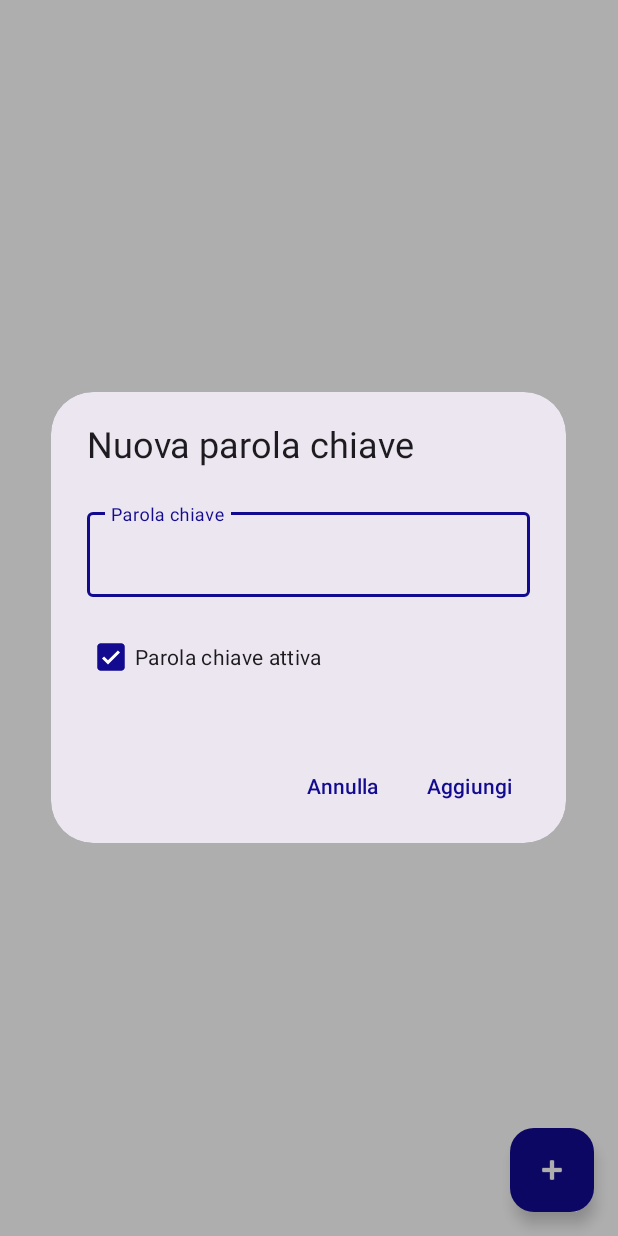
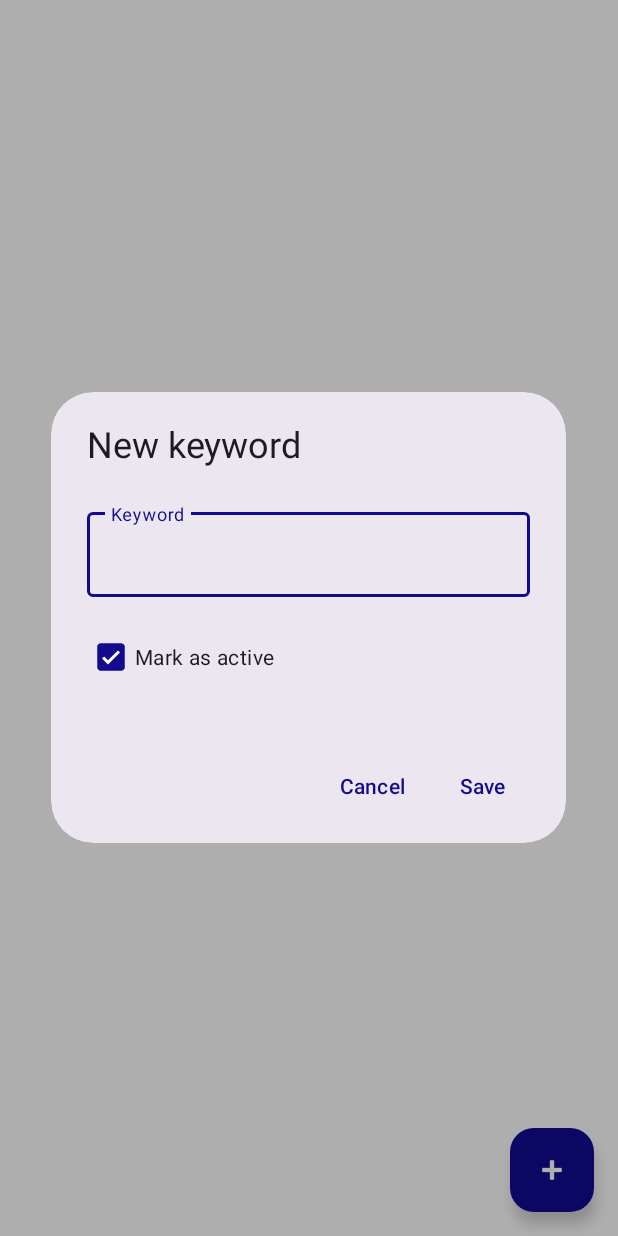
Before and after one commit to Tizzycek/Mi-casa-es-tu-casa, an Android app: the fragment ParoleChiaveFragment shown on its own in the app's theme, after a tap on "Aggiungi parola chiave", on a phone screen of 412 x 824 dp. Run offline under Robolectric (Android 15) with nearby library versions, the phone set to English and light mode, and no system bars; our stand-ins replace Firebase (no records; nobody signed in at launch, a user with empty details on screens opened directly).

Commit message:
Bug parole chiave aggiustato

```diff
--- a/app/src/main/java/it/tizzycek/micasaestucasa/ui/adapters/ParoleChiaveAdapter.kt
+++ b/app/src/main/java/it/tizzycek/micasaestucasa/ui/adapters/ParoleChiaveAdapter.kt
@@ -12,6 +12,7 @@ class ParoleChiaveAdapter(private var items: List<ParoleChiave>, private val onE
     inner class ViewHolder(private val binding: ItemKeywordBinding): RecyclerView.ViewHolder(binding.root) {
         fun bind(keyword: ParoleChiave) {
             binding.tvKeyword.text = keyword.parola
+            binding.switchActive.setOnCheckedChangeListener(null) // Evita trigger durante il bind
             binding.switchActive.isChecked = keyword.attiva
             binding.tvKeyword.alpha = if (keyword.attiva) 1.0f else 0.5f
 
--- a/app/src/main/res/layout/dialog_keyword_form.xml
+++ b/app/src/main/res/layout/dialog_keyword_form.xml
@@ -9,7 +9,7 @@
         android:id="@+id/til_keyword"
         android:layout_width="match_parent"
         android:layout_height="wrap_content"
-        android:hint="Parola chiave"
+        android:hint="@string/parola_chiave"
         style="@style/Widget.MaterialComponents.TextInputLayout.OutlinedBox">
 
         <com.google.android.material.textfield.TextInputEditText
@@ -25,7 +25,7 @@
         android:layout_width="wrap_content"
         android:layout_height="wrap_content"
         android:layout_marginTop="16dp"
-        android:text="Parola chiave attiva"
+        android:text="@string/parola_attiva"
         android:checked="true" />
 
 </LinearLayout>
--- a/app/src/main/res/values/strings.xml
+++ b/app/src/main/res/values/strings.xml
@@ -57,6 +57,7 @@
     <string name="posti_disponibili">Available places:</string>
     <string name="descrizione_della_propriet">Write a description…</string>
     <string name="parole_chiave">Keywords</string>
+    <string name="parola_chiave">Keyword</string>
     <string name="immagini">Pictures</string>
     <string name="immagine">Picture</string>
     <string name="aggiungi_foto">+ Add photo</string>
@@ -178,6 +179,10 @@
     <string name="default_suspension_24h">Default suspension (24h)</string>
     <string name="ban_user">Ban user</string>
     <string name="filter_reported">Show reported</string>
+    <string name="due_caratteri">At least 2 characters</string>
+    <string name="modifica_parola">Edit keyword</string>
+    <string name="nuova_parola">New keyword</string>
+    <string name="parola_salvata">Keyword successfully saved</string>
 
     <string name="ok">OK</string>
     <string name="sospeso">Suspended</string>
@@ -190,6 +195,7 @@
     <string name="sei_bandito">YOU GOT BANNED</string>
     <string name="schermata_blocco">You got kicked out due to a violation of our terms and conditions.\n\nIf you think there\'s something wrong, please contact our support service.</string>
     <string name="info_sospeso">You will be able to get after %1$s in again</string>
+    <string name="parola_attiva">Mark as active</string>
 
     <string-array name="suspension_durations">
         <item>6 hours</item>
```
Also changed, not shown: app/src/main/java/it/tizzycek/micasaestucasa/ui/home/fragments/admin/ParoleChiaveFragment.kt (+32 -25 lines).
